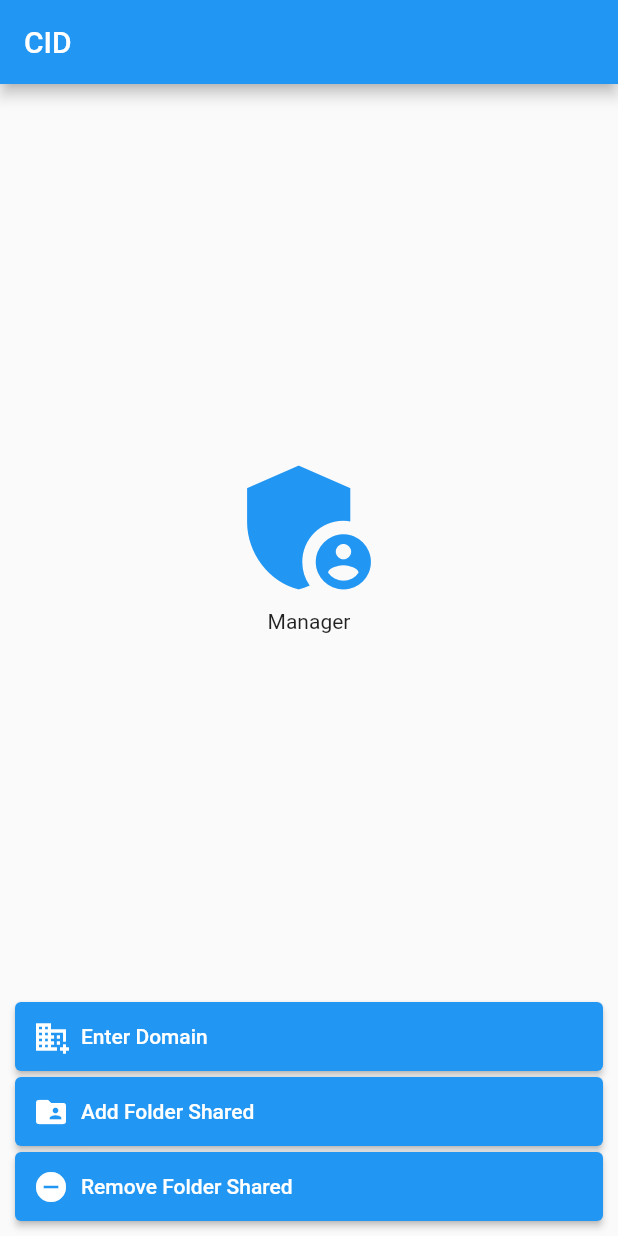
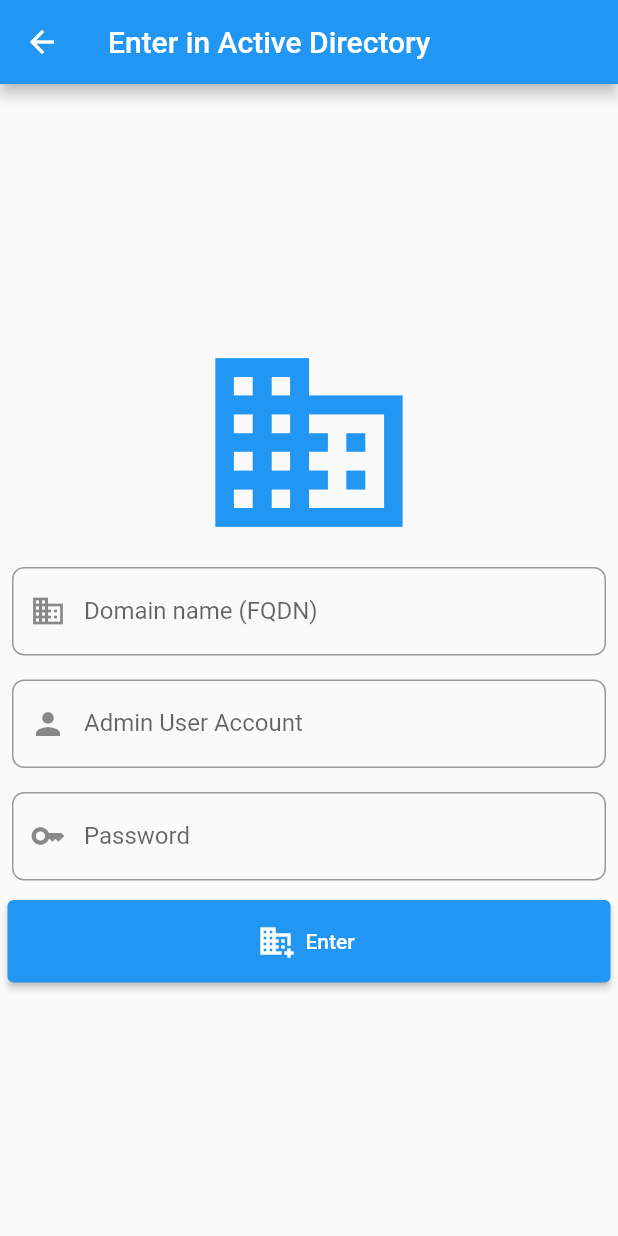
Before and after one commit to auguzsto/cidgui, a Flutter app: the screen it shows after launch, after a tap on "Enter Domain", on a phone screen of 412 x 824 dp. Run offline on Flutter 3.47's test engine with Material 2 defaults, Android fonts, the phone set to English and light mode, and no system bars; missing offline and left inert: process_run.

Commit message:
join domain page

```diff
--- a/lib/src/constants/routes.dart
+++ b/lib/src/constants/routes.dart
@@ -1,3 +1,4 @@
 abstract class RoutesPages {
   static const String addFolderShared = '/addFolderShared';
+  static const String joinDomain = '/joinDomain';
 }
--- a/lib/src/controllers/cid_controller.dart
+++ b/lib/src/controllers/cid_controller.dart
@@ -1,9 +1,5 @@
-import 'dart:ffi';
-import 'dart:io';
-
 import 'package:cidgui/src/constants/commands.dart';
 import 'package:cidgui/src/handlers/messages_handlers.dart';
-import 'package:cidgui/src/pages/share_add/sharedadd_page.dart';
 import 'package:flutter/material.dart';
 import 'package:process_run/shell.dart';
 
@@ -17,33 +13,40 @@ class CidController {
       await shell.run('''
         ${Commands.cidShareAdd} name='$name' path='$path'
         ''');
-      return handlers.message(context: context, message: "Done, your folder has been shared.");
+      return handlers.message(
+          context: context, message: "Done, your folder has been shared.");
     } catch (e) {
       return handlers.message(
-          context: context, message: "Shared name or path already exists.", isError: true);
+          context: context,
+          message: "Shared name or path already exists.",
+          isError: true);
     }
   }
 
   //Delete shared folder cid.
-  Future shareDel(String name) async {
+  Future shareDel(String name, BuildContext context) async {
     try {
       await shell.run('''
         ${Commands.cidShareDel} name='$name'
         ''');
-    } catch (e) {
-      throw Exception(e);
-    }
+    } catch (e) {}
   }
 
   //Join in AD.
-  Future enterDomain(
-      String domain, String adminAccount, String password) async {
+  Future enterDomain(String domain, String adminAccount, String password,
+      BuildContext context) async {
     try {
       await shell.run('''
         ${Commands.cidJoin} '$domain' '$adminAccount' '$password'
         ''');
+      return handlers.message(
+          context: context, message: "Done, you enter in domain.");
     } catch (e) {
-      throw Exception(e);
+      return handlers.message(
+        context: context,
+        message: "Check that the fields are correct.",
+        isError: true,
+      );
     }
   }
 }
--- a/lib/src/pages/home/home_page.dart
+++ b/lib/src/pages/home/home_page.dart
@@ -54,10 +54,12 @@ class _HomePageState extends State<HomePage> {
                   height: 50,
                   child: ElevatedButton.icon(
                     onPressed: () {
-                      index == 1
-                          ? Navigator.pushNamed(
-                              context, RoutesPages.addFolderShared)
-                          : null;
+                      index == 0
+                          ? Navigator.pushNamed(context, RoutesPages.joinDomain)
+                          : index == 1
+                              ? Navigator.pushNamed(
+                                  context, RoutesPages.addFolderShared)
+                              : null;
                     },
                     icon: index == 0
                         ? const Icon(Icons.domain_add)
--- /dev/null
+++ b/lib/src/pages/join_domain/join_domain_page.dart
@@ -0,0 +1,94 @@
+import 'package:cidgui/src/controllers/cid_controller.dart';
+import 'package:cidgui/src/handlers/messages_handlers.dart';
+import 'package:flutter/material.dart';
+
+class JoinDomainPage extends StatefulWidget {
+  const JoinDomainPage({super.key});
+
+  @override
+  State<JoinDomainPage> createState() => _JoinDomainPageState();
+}
+
+List labels = [
+  'Domain name (FQDN)',
+  'Admin User Account',
+  'Password',
+];
+
+List<TextEditingController> controller = [
+  TextEditingController(),
+  TextEditingController(),
+  TextEditingController(),
+];
+
+final cid = CidController();
+final handlers = MessagesHandlers();
+
+class _JoinDomainPageState extends State<JoinDomainPage> {
+  @override
+  Widget build(BuildContext context) {
+    return Scaffold(
+      appBar: AppBar(
+        title: const Text("Enter in Active Directory"),
+      ),
+      body: Column(
+        mainAxisAlignment: MainAxisAlignment.center,
+        crossAxisAlignment: CrossAxisAlignment.stretch,
+        children: [
+          const Center(
+            child: Icon(
+              Icons.domain,
+              size: 150,
+              color: Colors.blue,
+            ),
+          ),
+
+          //Labels
+          Column(
+            children: List.generate(
+              labels.length,
+              (index) {
+                return Padding(
+                  padding: const EdgeInsets.all(8.0),
+                  child: TextFormField(
+                    controller: controller[index],
+                    obscureText: index == 2 ? true : false,
+                    decoration: InputDecoration(
+                      labelText: labels[index],
+                      prefixIcon: index == 0
+                          ? const Icon(Icons.domain)
+                          : index == 1
+                              ? const Icon(Icons.person)
+                              : const Icon(Icons.key),
+                      border: OutlineInputBorder(
+                        borderRadius: BorderRadius.circular(8),
+                      ),
+                    ),
+                  ),
+                );
+              },
+            ),
+          ),
+
+          //Button
+          Container(
+            padding: const EdgeInsets.all(5.0),
+            height: 65,
+            child: ElevatedButton.icon(
+              onPressed: () {
+                if (controller[0].text.isEmpty ||
+                    controller[1].text.isEmpty ||
+                    controller[2].text.isEmpty) {
+                  handlers.message(
+                      context: context, message: "Error", isError: true);
+                }
+              },
+              icon: const Icon(Icons.domain_add),
+              label: const Text("Enter"),
+            ),
+          )
+        ],
+      ),
+    );
+  }
+}
--- a/lib/src/themes/app_widget.dart
+++ b/lib/src/themes/app_widget.dart
@@ -1,5 +1,6 @@
 import 'package:cidgui/src/constants/routes.dart';
 import 'package:cidgui/src/pages/home/home_page.dart';
+import 'package:cidgui/src/pages/join_domain/join_domain_page.dart';
 import 'package:cidgui/src/pages/share_add/sharedadd_page.dart';
 import 'package:flutter/material.dart';
 
@@ -15,6 +16,7 @@ class AppWidget extends StatelessWidget {
       initialRoute: '/',
       routes: {
         RoutesPages.addFolderShared: (context) => const AddSharedFolder(),
+        RoutesPages.joinDomain: (context) => const JoinDomainPage(),
       },
     );
   }
```
